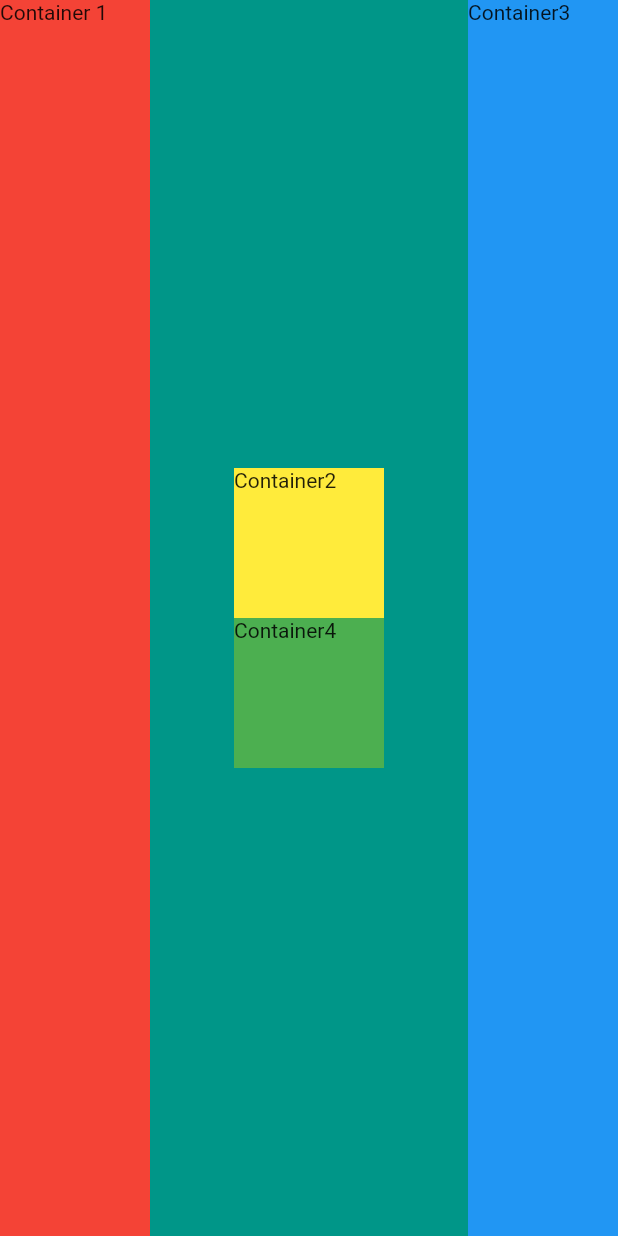
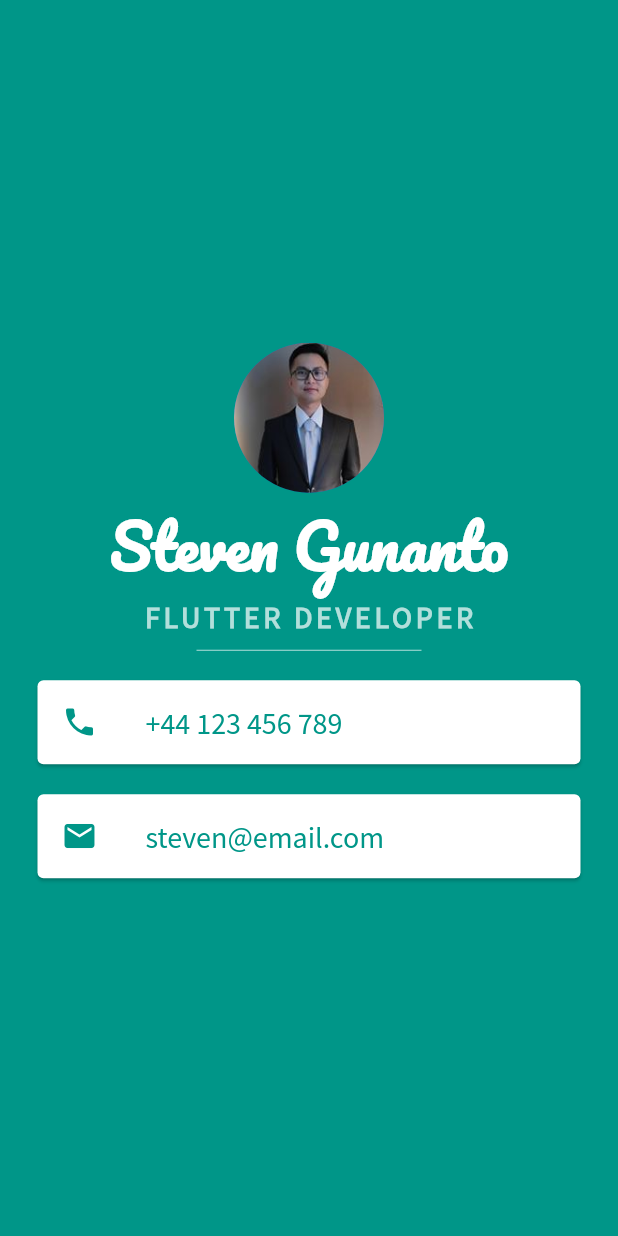
Before and after one commit to gunantosteven/flutter-reference, a Flutter app: the screen it shows after launch, on a phone screen of 412 x 824 dp. Run offline on Flutter 3.47's test engine with Material 2 defaults, Android fonts, the light colour scheme and no system bars.

Commit message:
Complete MICard

```diff
--- a/mi_card_flutter/lib/main.dart
+++ b/mi_card_flutter/lib/main.dart
@@ -11,37 +11,71 @@ class MyApp extends StatelessWidget {
       home: Scaffold(
         backgroundColor: Colors.teal,
         body: SafeArea(
-          child: Row(
-            mainAxisAlignment: MainAxisAlignment.spaceBetween,
+          child: Column(
+            mainAxisAlignment: MainAxisAlignment.center,
             children: [
-              Container(
-                width: 100.0,
-                height: double.infinity,
-                color: Colors.red,
-                child: Text('Container 1'),
+              CircleAvatar(
+                radius: 50.0,
+                backgroundImage: AssetImage('images/steven.jpg'),
               ),
-              Column(
-                mainAxisAlignment: MainAxisAlignment.center,
-                children: [
-                  Container(
-                    height: 100.0,
-                    width: 100.0,
-                    color: Colors.yellow,
-                    child: Text('Container2'),
+              Text(
+                'Steven Gunanto',
+                style: TextStyle(
+                    fontFamily: 'Pacifico',
+                    fontSize: 40.0,
+                    color: Colors.white,
+                    fontWeight: FontWeight.bold),
+              ),
+              Text(
+                'FLUTTER DEVELOPER',
+                style: TextStyle(
+                  fontFamily: 'Source Sans Pro',
+                  fontSize: 20.0,
+                  color: Colors.teal.shade100,
+                  fontWeight: FontWeight.bold,
+                  letterSpacing: 2.5,
+                ),
+              ),
+              SizedBox(
+                height: 20.0,
+                width: 150.0,
+                child: Divider(
+                  color: Colors.teal.shade100,
+                ),
+              ),
+              Card(
+                color: Colors.white,
+                margin: EdgeInsets.symmetric(vertical: 10.0, horizontal: 25.0),
+                child: ListTile(
+                  leading: Icon(
+                    Icons.phone,
+                    color: Colors.teal,
                   ),
-                  Container(
-                    height: 100.0,
-                    width: 100.0,
-                    color: Colors.green,
-                    child: Text('Container4'),
+                  title: Text(
+                    '+44 123 456 789',
+                    style: TextStyle(
+                        color: Colors.teal,
+                        fontFamily: 'Source Sans Pro',
+                        fontSize: 20.0),
                   ),
-                ],
+                ),
               ),
-              Container(
-                width: 100.0,
-                height: double.infinity,
-                color: Colors.blue,
-                child: Text('Container3'),
+              Card(
+                color: Colors.white,
+                margin: EdgeInsets.symmetric(vertical: 10.0, horizontal: 25.0),
+                child: ListTile(
+                  leading: Icon(
+                    Icons.email,
+                    color: Colors.teal,
+                  ),
+                  title: Text(
+                    'steven@email.com',
+                    style: TextStyle(
+                        color: Colors.teal,
+                        fontFamily: 'Source Sans Pro',
+                        fontSize: 20.0),
+                  ),
+                ),
               ),
             ],
           ),
```
Also changed, not shown: mi_card_flutter/pubspec.yaml (+9 -44 lines), mi_card_flutter/fonts/Pacifico-Regular.ttf (added), mi_card_flutter/fonts/SourceSansPro-Regular.ttf (added), mi_card_flutter/images/steven.jpg (added).
